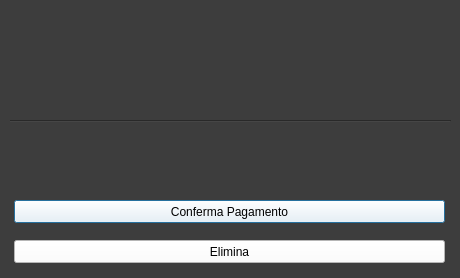
Old version of the form vistaveicoloDipendente.ui in the repository riccardomalpiedi/parcheggio.
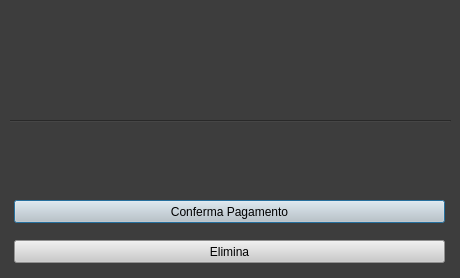
New version of the form.

What changed in the file:
```diff
--- a/vistaveicoloDipendente.ui
+++ b/vistaveicoloDipendente.ui
@@ -74,7 +74,7 @@
     <cursorShape>PointingHandCursor</cursorShape>
    </property>
    <property name="styleSheet">
-    <string notr="true">background-color: rgb(255, 255, 255);</string>
+    <string notr="true">background-color: rgb(202, 202, 202);</string>
    </property>
    <property name="text">
     <string>Conferma Pagamento</string>
@@ -93,7 +93,7 @@
     <cursorShape>PointingHandCursor</cursorShape>
    </property>
    <property name="styleSheet">
-    <string notr="true">background-color: rgb(255, 255, 255);</string>
+    <string notr="true">background-color: rgb(202, 202, 202);</string>
    </property>
    <property name="text">
     <string>Elimina</string>
```
